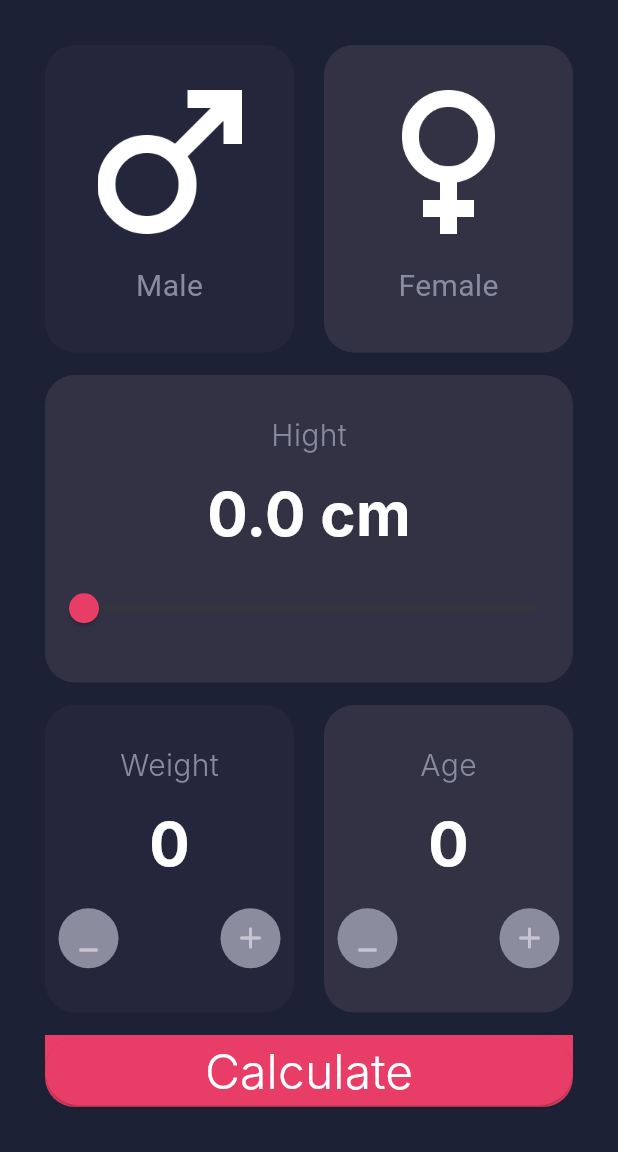
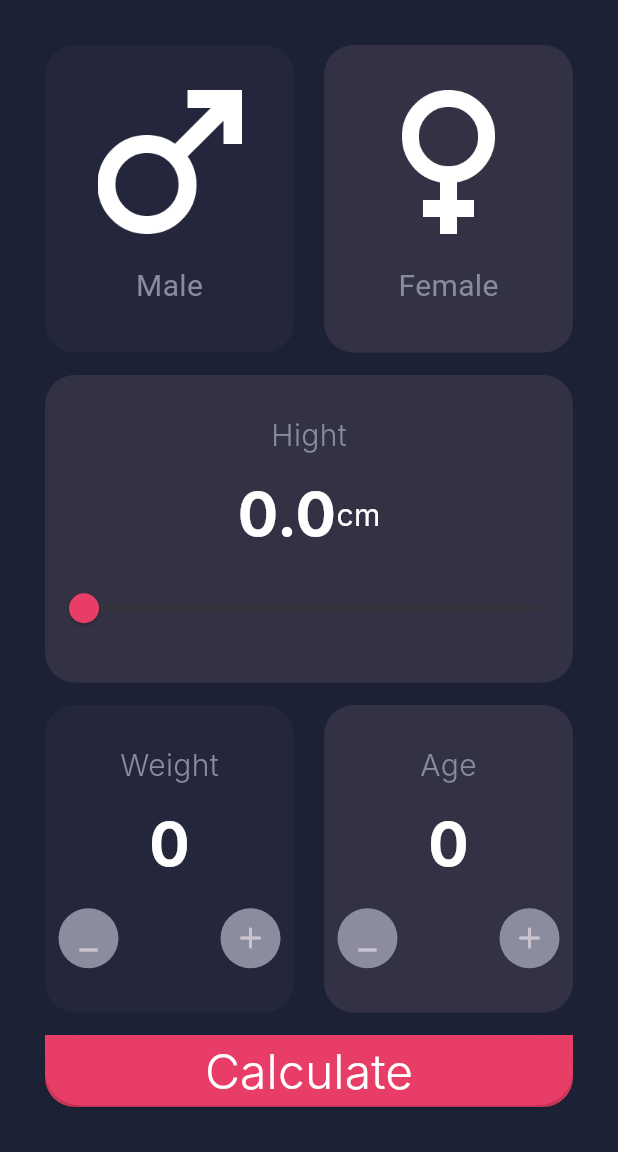
Before and after one commit to Broken2o/BMI_Calculator, a Flutter app: the screen it shows after launch, on a phone screen of 412 x 824 dp, the part 84-1236 px from its top. Run offline on Flutter 3.47's test engine with Material 3 defaults, Android fonts, the phone set to English and light mode, and no system bars; Roboto replaces fonts that are missing (Inter).

Commit message:
Up_dated

```diff
--- a/lib/views/home.dart
+++ b/lib/views/home.dart
@@ -13,7 +13,7 @@ class HomeScreen extends StatefulWidget {
 
 class _HomeScreenState extends State<HomeScreen> {
 
-  double _value = 0.0;
+  double _hight = 0.0;
   @override
   Widget build(BuildContext context) {
     return Scaffold(
@@ -79,8 +79,11 @@ class _HomeScreenState extends State<HomeScreen> {
                           ),
                         ),
                         const SizedBox(height: 10,),
+                        Row(
+                          mainAxisAlignment: MainAxisAlignment.center,
+                          children: [
                             Text(
-                          '$_value cm',
+                              '$_hight',
                               style:  TextStyle(
                                 color: Color(0xffFFFFFF),
                                 fontSize: 40,
@@ -88,17 +91,28 @@ class _HomeScreenState extends State<HomeScreen> {
                                 fontFamily: "Inter",
                               ),
                             ),
+                            Text(
+                              'cm',
+                              style:  TextStyle(
+                                color: Color(0xffFFFFFF),
+                                fontSize: 20,
+                                fontFamily: "Inter",
+                              ),
+                            ),
+                          ],
+                        ),
+
                         const SizedBox(height: 10,),
                         Slider(
                           min:0 ,
                           max: 400,
                           divisions: 400,
-                          value: _value,
+                          value: _hight,
                           allowedInteraction: SliderInteraction.tapAndSlide,
                           activeColor: const Color(0xffE83D67),
                           onChanged: (double value) {
                             setState(() {
-                              _value = value;
+                              _hight = value;
                             });
                           },
                         ),],),),),
```
Lines whose indentation alone changed are shown as unchanged.
